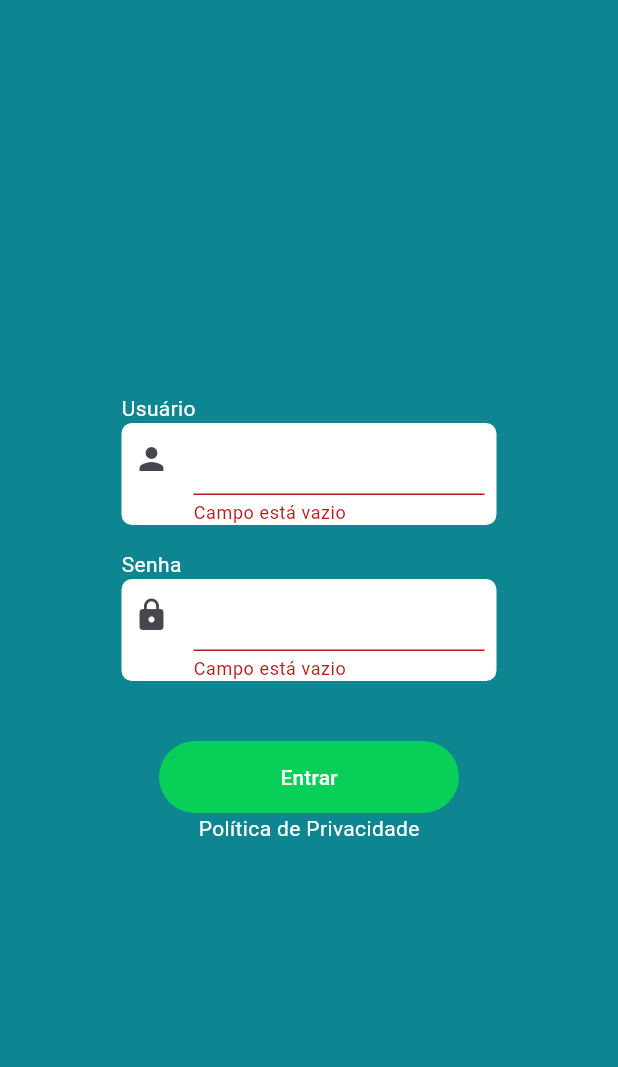
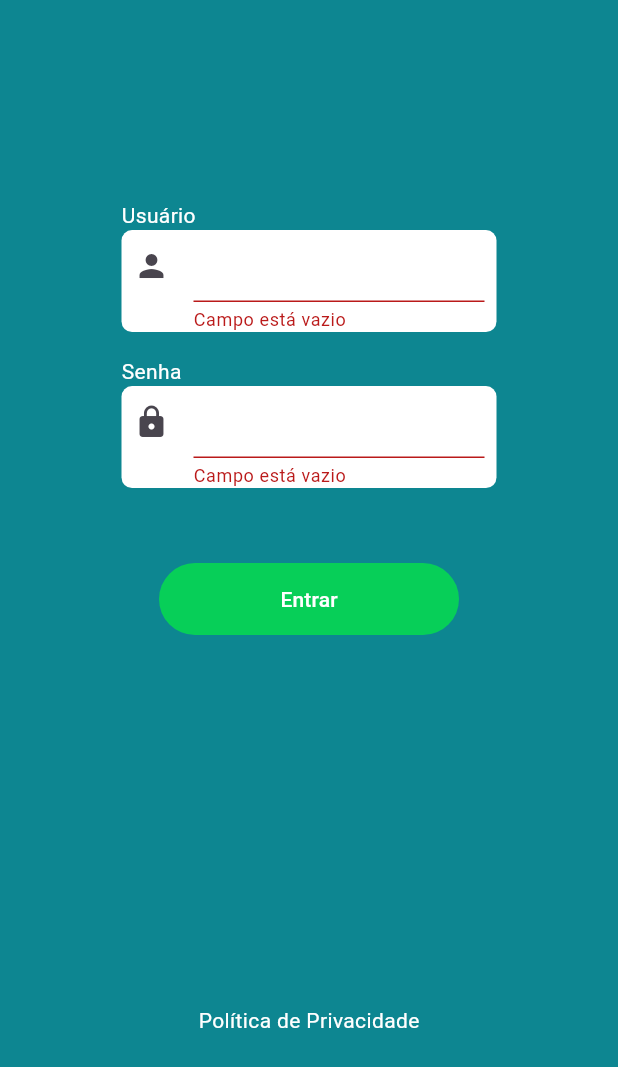
Before and after one commit to rodrigocc/target_login_app, a Flutter app: the screen it shows after launch, after a tap on "Entrar", on a phone screen of 412 x 824 dp. Shown: the top 1067 px of the screen. Run offline on Flutter 3.47's test engine with Material 3 defaults, Android fonts, the light colour scheme and no system bars; our stand-ins replace flutter_mobx, get_it, mobx, shared_preferences; generated files the repository leaves out were written again.

Commit message:
Fix : Fix and Refactor Functions to Mobx Pattern

```diff
--- a/lib/config/injection_container.dart
+++ b/lib/config/injection_container.dart
@@ -1,8 +1,10 @@
 import 'package:get_it/get_it.dart';
 import 'package:target_sistemas/config/shared_preferences_injection.dart';
+import 'package:target_sistemas/features/login/presentation/controller/login_controller.dart';
 
 final serviceLocator = GetIt.I;
 
 Future<void> init() async {
   await initSharedPref();
+  serviceLocator.registerSingleton<LoginController>(LoginController());
 }
--- /dev/null
+++ b/lib/config/preference_instance.dart
@@ -0,0 +1,4 @@
+import 'package:shared_preferences/shared_preferences.dart';
+import 'package:target_sistemas/config/injection_container.dart';
+
+SharedPreferences prefs = serviceLocator<SharedPreferences>();
--- a/lib/features/login/presentation/pages/login_page.dart
+++ b/lib/features/login/presentation/pages/login_page.dart
@@ -31,11 +31,11 @@ class _LoginPageState extends State<LoginPage> {
           padding: const EdgeInsets.all(32),
           child: Column(
             crossAxisAlignment: CrossAxisAlignment.center,
-            mainAxisAlignment: MainAxisAlignment.spaceAround,
+            mainAxisAlignment: MainAxisAlignment.spaceEvenly,
             children: [
               Column(
                 crossAxisAlignment: CrossAxisAlignment.start,
-                mainAxisAlignment: MainAxisAlignment.end,
+                mainAxisAlignment: MainAxisAlignment.spaceEvenly,
                 children: [
                   const Center(
                     child: SizedBox(
@@ -95,7 +95,7 @@ class _LoginPageState extends State<LoginPage> {
                     ),
                   ),
                   const SizedBox(
-                    height: 40,
+                    height: 50,
                   ),
                   Center(
                     child: Container(
@@ -113,6 +113,10 @@ class _LoginPageState extends State<LoginPage> {
                         ),
                       ),
                     ),
+                  ),
+                  Divider(
+                    color: Colors.transparent,
+                    height: MediaQuery.of(context).size.height * 0.3,
                   ),
                   Center(
                     child: GestureDetector(
--- a/lib/main.dart
+++ b/lib/main.dart
@@ -1,8 +1,9 @@
 import 'package:flutter/material.dart';
+
+import 'config/injection_container.dart' as di;
 import 'config/my_app.dart';
-import 'config/injection_container.dart' as di;
 
-void main() {
+void main() async {
   runApp(const TargetLoginApp());
 
   di.init();
```
Also changed, not shown: lib/features/login/presentation/components/edit_text_card.dart (+5 -2 lines), lib/features/login/presentation/controller/login_controller.dart (+42 -2 lines), lib/features/login/presentation/pages/text_editor_page.dart (+23 -78 lines).
